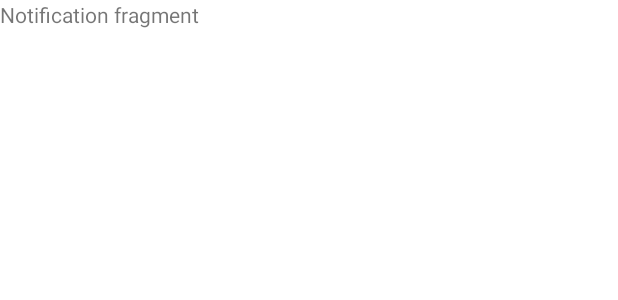
After one commit to fokypoky/AndroidLessons, an Android app: the layout fragment_notification.xml on its own in the app's theme, with its tools: preview values and no code run, on a phone screen of 412 x 824 dp. The commit adds this screen. Shown: the top 300 px of the screen. Run offline under Robolectric (Android 15) with nearby library versions, the phone set to English and light mode, and no system bars.

Commit message:
lesson 4

```diff
--- a/app/build.gradle
+++ b/app/build.gradle
@@ -32,7 +32,7 @@ android {
 }
 
 dependencies {
-
+    implementation 'androidx.work:work-runtime:2.8.1'
     implementation 'androidx.appcompat:appcompat:1.6.1'
     implementation 'com.google.android.material:material:1.8.0'
     implementation 'androidx.constraintlayout:constraintlayout:2.1.4'
--- /dev/null
+++ b/app/src/main/res/layout/fragment_notification.xml
@@ -0,0 +1,14 @@
+<?xml version="1.0" encoding="utf-8"?>
+<FrameLayout xmlns:android="http://schemas.android.com/apk/res/android"
+    xmlns:tools="http://schemas.android.com/tools"
+    android:layout_width="match_parent"
+    android:layout_height="match_parent"
+    tools:context=".notification">
+
+    <!-- TODO: Update blank fragment layout -->
+    <TextView
+        android:layout_width="match_parent"
+        android:layout_height="match_parent"
+        android:text="Notification fragment" />
+
+</FrameLayout>
--- a/app/src/main/res/menu/activity_main_drawer.xml
+++ b/app/src/main/res/menu/activity_main_drawer.xml
@@ -13,5 +13,10 @@
             android:id="@+id/dataFragment"
             android:icon="@drawable/ic_menu_slideshow"
             android:title="Data" />
+        <item
+            android:id="@+id/notification"
+            android:icon="@drawable/ic_menu_gallery"
+            android:title="notification"
+            />
     </group>
 </menu>
--- a/app/src/main/res/navigation/mobile_navigation.xml
+++ b/app/src/main/res/navigation/mobile_navigation.xml
@@ -15,5 +15,10 @@
         android:name="ru.mirea.petukhov.a.mireaproject.WebViewFragment"
         android:label="fragment_web_view"
         tools:layout="@layout/fragment_web_view" />
+    <fragment
+        android:id="@+id/notification"
+        android:name="ru.mirea.petukhov.a.mireaproject.notification"
+        android:label="fragment_notification"
+        tools:layout="@layout/fragment_notification" />
 
 </navigation>
```
Also changed, not shown: app/src/main/AndroidManifest.xml (+11 -1 lines), app/src/main/java/ru/mirea/petukhov/a/mireaproject/notification.java (added, +85 -0 lines), app/src/main/java/ru/mirea/petukhov/a/mireaproject/ui/NotificationService.java (added, +56 -0 lines).
